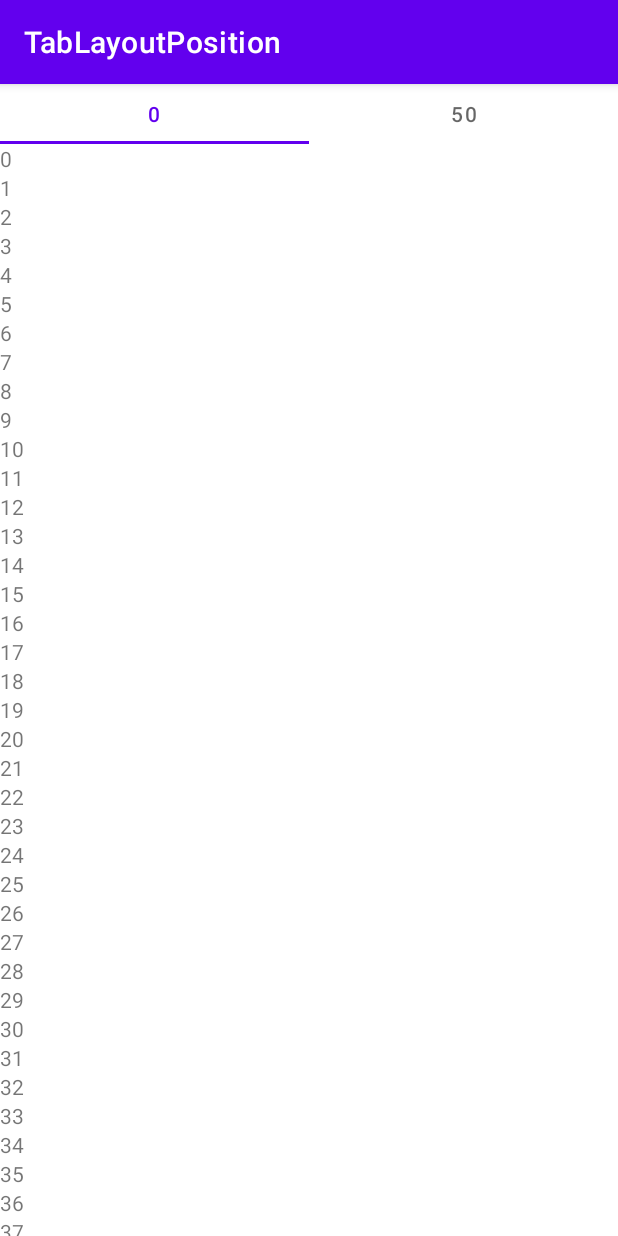
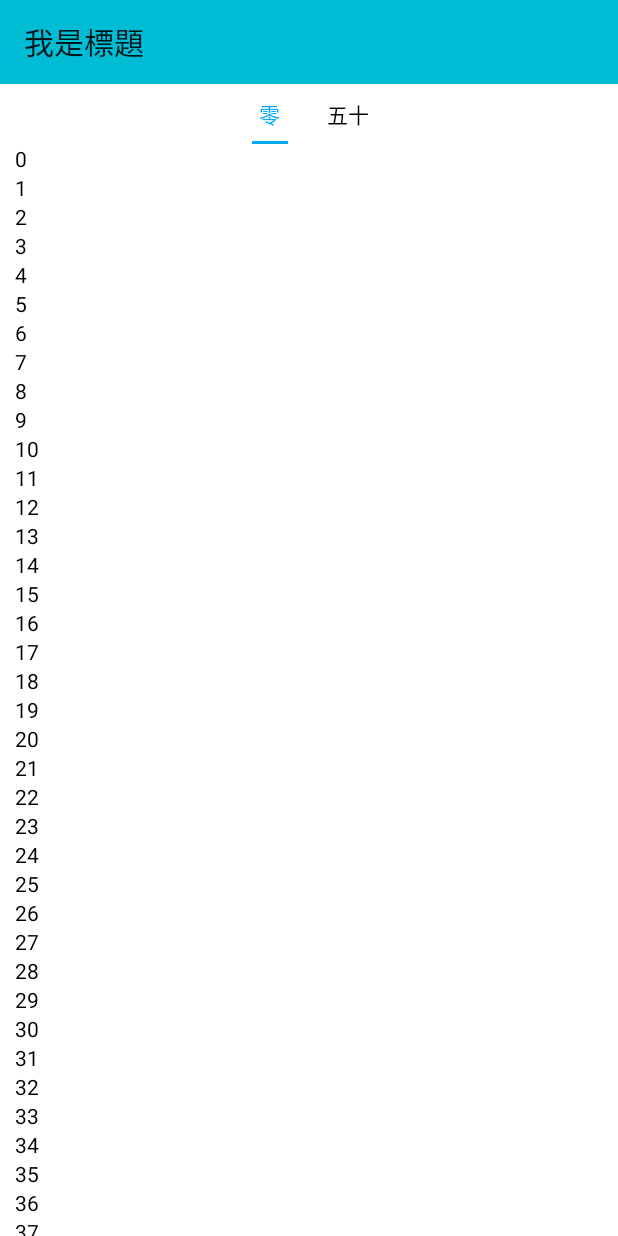
Before and after one commit to pehgy5342/TablayoutPosition, an Android app: the screen it shows after launch (MainActivity), on a phone screen of 412 x 824 dp. Run offline under Robolectric (Android 15) with nearby library versions, the phone set to English and light mode, and no system bars.

Commit message:
TablayoutPosition

```diff
--- a/app/src/main/java/com/example/tablayoutposition/MainActivity.kt
+++ b/app/src/main/java/com/example/tablayoutposition/MainActivity.kt
@@ -3,119 +3,162 @@ package com.example.tablayoutposition
 import androidx.appcompat.app.AppCompatActivity
 import android.os.Bundle
 import android.view.View
+import android.widget.TextView
 import androidx.core.view.ViewCompat
 import androidx.core.view.isGone
 import androidx.core.view.isVisible
 import androidx.core.widget.NestedScrollView
 import androidx.recyclerview.widget.LinearLayoutManager
 import androidx.recyclerview.widget.RecyclerView
-import com.example.tablayoutposition.adapter.LetterAdapter
-import com.example.tablayoutposition.adapter.NumberAdapter
-import com.example.tablayoutposition.dataclass.LETTER
-import com.example.tablayoutposition.dataclass.NUMBER
+import com.example.tablayoutposition.adapter.FiftyAdapter
+import com.example.tablayoutposition.adapter.ZeroAdapter
+import com.example.tablayoutposition.dataclass.FIFTY
+import com.example.tablayoutposition.dataclass.ZERO
 import com.google.android.material.tabs.TabLayout
+import kotlin.math.abs
 
 class MainActivity : AppCompatActivity() {
     override fun onCreate(savedInstanceState: Bundle?) {
         super.onCreate(savedInstanceState)
         setContentView(R.layout.activity_main)
-        val rvNumber = findViewById<RecyclerView>(R.id.rv_number)
-        val rvLetter = findViewById<RecyclerView>(R.id.rv_letter)
+        val rvZero = findViewById<RecyclerView>(R.id.rv_zero)
+        val rvFifty = findViewById<RecyclerView>(R.id.rv_fifty)
         val tabs = findViewById<TabLayout>(R.id.tab)
         val scrollView = findViewById<NestedScrollView>(R.id.scrollView)
-        var isUseScroll = false
+        val layoutOne = findViewById<TextView>(R.id.layout_one)
+        var isUserScroll = false
 
         tabs.addTab(tabs.newTab().apply {
-            text = "0"
+            text = "零"
 
         })
         tabs.addTab(tabs.newTab().apply {
 
-            text = "50"
+            text = "五十"
         })
 
-        val lowList: ArrayList<NUMBER> = arrayListOf()
-        val highList: ArrayList<LETTER> = arrayListOf()
+        val lowList: ArrayList<ZERO> = arrayListOf()
+        val highList: ArrayList<FIFTY> = arrayListOf()
 
-        for (i in 0..50) {
-
-            lowList.add(NUMBER(i.toString()))
+        for (i in 0..49) {
+            lowList.add(ZERO(i.toString()))
         }
 
         for (i in 50..100) {
-            highList.add(LETTER(i.toString()))
+            highList.add(FIFTY(i.toString()))
         }
 
-        val numberAdapter = NumberAdapter(lowList)
-        val letterAdapter = LetterAdapter(highList)
-        ViewCompat.setNestedScrollingEnabled(rvNumber, false)
-        ViewCompat.setNestedScrollingEnabled(rvLetter, false)
+        val numberAdapter = ZeroAdapter(lowList)
+        val letterAdapter = FiftyAdapter(highList)
+        ViewCompat.setNestedScrollingEnabled(rvZero, false)
+        ViewCompat.setNestedScrollingEnabled(rvFifty, false)
 
-        rvNumber.apply {
+        rvZero.apply {
+            setHasFixedSize(false)
             adapter = numberAdapter
             layoutManager = LinearLayoutManager(this@MainActivity)
 
         }
 
-        rvLetter.apply {
+        rvFifty.apply {
+            setHasFixedSize(false)
             adapter = letterAdapter
             layoutManager = LinearLayoutManager(this@MainActivity)
-
         }
 
         tabs.addOnTabSelectedListener(object : TabLayout.OnTabSelectedListener {
+            //tab被選中時
             override fun onTabSelected(tab: TabLayout.Tab?) {
-                isUseScroll = true
+                isUserScroll = true
                 when (tab?.text) {
                     "0" -> {
-
-                            rvNumber.top
-
-                        scrollView.scrollTo(0, rvNumber.top)
+                        val dy = if (rvZero.isVisible) {
+                            rvZero.top
+                        } else {
+                            0
+                        }
+                        scrollView.scrollTo(0, dy - tabs.height + 20)
                     }
-
                     "50" -> {
-                        scrollView.scrollTo(0, rvLetter.top)
+                        scrollView.scrollTo(0, rvFifty.top - tabs.height + 20)
                     }
                 }
                 tabs.setScrollPosition(tab?.position ?: 0, 0f, true)
             }
 
             override fun onTabUnselected(tab: TabLayout.Tab?) {
-
             }
 
             override fun onTabReselected(tab: TabLayout.Tab?) {
-                isUseScroll = true
+                isUserScroll = true
                 when (tab?.text) {
                     "0" -> {
-                        scrollView.scrollTo(0, rvNumber.top)
+                        val dy = if (rvZero.isVisible) {
+                            rvZero.top
+                        } else {
+                            0
+                        }
+                        scrollView.scrollTo(0, dy - tabs.height + 20)
                     }
 
                     "50" -> {
-                        scrollView.scrollTo(0, rvLetter.top)
+                        scrollView.scrollTo(0, rvFifty.top - tabs.height + 20)
                     }
                 }
                 tabs.setScrollPosition(tab?.position ?: 0, 0f, true)
             }
-
-
         })
-//        tabs.alpha = 0f
+        //全透明
+        tabs.alpha = 0f
         scrollView.setOnScrollChangeListener { v, _, scrollY, _, _ ->
             if (scrollY == 0) {
                 tabs.visibility = View.GONE
+                //全透明
                 tabs.alpha = 0f
-
+                return@setOnScrollChangeListener
             } else {
                 if (tabs.isGone) {
                     tabs.visibility = View.VISIBLE
                 }
+                //由透明漸漸顯示
+                tabs.alpha = abs((scrollY.toFloat() + tabs.height) / layoutOne.bottom.toFloat())
+            }
+            if (isUserScroll) {
+                isUserScroll = false
+                return@setOnScrollChangeListener
+            }
+            v.top.let {
+                val calculationScrollY = scrollY.toFloat() + tabs.height
+                //0
+                val zero = when {
+                    rvZero.top != 0 && rvZero.isVisible -> {
+                        rvZero.top
+                    }
+                    else -> 0
+                }
+                //50
+                val fifty = if (rvFifty.isVisible) {
+                    rvFifty.top
+                } else {
+                    0
+                }
+
+                val topList = arrayListOf(zero, fifty).filter { it > 0 }
+                val topSize = topList.size - 1
+                topList.mapIndexed { index, top ->
+                    if (index < topSize) {
+                        if (calculationScrollY > top && calculationScrollY < topList[index + 1]) {
+                            tabs.setScrollPosition(index, 0f, true)
+                            return@setOnScrollChangeListener
+                        }
+                    } else {
+                        if (calculationScrollY > top) {
+                            tabs.setScrollPosition(index, 0f, true)
+                            return@setOnScrollChangeListener
+                        }
+                    }
+                }
             }
         }
-
-
     }
-
-
 }
--- a/app/src/main/java/com/example/tablayoutposition/adapter/NumberAdapter.kt
+++ b/app/src/main/java/com/example/tablayoutposition/adapter/FiftyAdapter.kt
@@ -5,17 +5,17 @@ import android.view.View
 import android.view.ViewGroup
 import android.widget.TextView
 import androidx.recyclerview.widget.RecyclerView
-import com.example.tablayoutposition.dataclass.NUMBER
+import com.example.tablayoutposition.dataclass.FIFTY
 import com.example.tablayoutposition.R
 
-class NumberAdapter(private val list: ArrayList<NUMBER>) : RecyclerView.Adapter<NumberAdapter.NumberViewHolder>() {
+class FiftyAdapter (private val list: ArrayList<FIFTY>) : RecyclerView.Adapter<FiftyAdapter.LetterViewHolder>() {
 
-    override fun onCreateViewHolder(parent: ViewGroup, viewType: Int): NumberViewHolder {
+    override fun onCreateViewHolder(parent: ViewGroup, viewType: Int): LetterViewHolder {
         val view = LayoutInflater.from(parent.context).inflate(R.layout.item_word, parent, false)
-        return NumberViewHolder(view)
+        return LetterViewHolder(view)
     }
 
-    override fun onBindViewHolder(holder: NumberViewHolder, position: Int) {
+    override fun onBindViewHolder(holder: LetterViewHolder, position: Int) {
         holder.bind(list[position])
 
     }
@@ -23,13 +23,13 @@ class NumberAdapter(private val list: ArrayList<NUMBER>) : RecyclerView.Adapter<
     override fun getItemCount(): Int = list.size
 
 
-    inner class NumberViewHolder(itemView: View) : RecyclerView.ViewHolder(itemView) {
+    inner class LetterViewHolder(itemView: View) : RecyclerView.ViewHolder(itemView) {
 
         val word = itemView.findViewById<TextView>(R.id.txt_word)
 
 
-        fun bind(number: NUMBER) {
-            word.text = number.number
+        fun bind(letter: FIFTY) {
+            word.text = letter.fifty
         }
     }
 
--- a/app/src/main/java/com/example/tablayoutposition/adapter/LetterAdapter.kt
+++ b/app/src/main/java/com/example/tablayoutposition/adapter/ZeroAdapter.kt
@@ -5,17 +5,17 @@ import android.view.View
 import android.view.ViewGroup
 import android.widget.TextView
 import androidx.recyclerview.widget.RecyclerView
-import com.example.tablayoutposition.dataclass.LETTER
+import com.example.tablayoutposition.dataclass.ZERO
 import com.example.tablayoutposition.R
 
-class LetterAdapter (private val list: ArrayList<LETTER>) : RecyclerView.Adapter<LetterAdapter.LetterViewHolder>() {
+class ZeroAdapter(private val list: ArrayList<ZERO>) : RecyclerView.Adapter<ZeroAdapter.NumberViewHolder>() {
 
-    override fun onCreateViewHolder(parent: ViewGroup, viewType: Int): LetterViewHolder {
+    override fun onCreateViewHolder(parent: ViewGroup, viewType: Int): NumberViewHolder {
         val view = LayoutInflater.from(parent.context).inflate(R.layout.item_word, parent, false)
-        return LetterViewHolder(view)
+        return NumberViewHolder(view)
     }
 
-    override fun onBindViewHolder(holder: LetterViewHolder, position: Int) {
+    override fun onBindViewHolder(holder: NumberViewHolder, position: Int) {
         holder.bind(list[position])
 
     }
@@ -23,13 +23,13 @@ class LetterAdapter (private val list: ArrayList<LETTER>) : RecyclerView.Adapter
     override fun getItemCount(): Int = list.size
 
 
-    inner class LetterViewHolder(itemView: View) : RecyclerView.ViewHolder(itemView) {
+    inner class NumberViewHolder(itemView: View) : RecyclerView.ViewHolder(itemView) {
 
         val word = itemView.findViewById<TextView>(R.id.txt_word)
 
 
-        fun bind(letter: LETTER) {
-            word.text = letter.letter
+        fun bind(number: ZERO) {
+            word.text = number.zero
         }
     }
 
--- a/app/src/main/java/com/example/tablayoutposition/dataclass/LETTER.kt
+++ b/app/src/main/java/com/example/tablayoutposition/dataclass/FIFTY.kt
@@ -1,3 +1,3 @@
 package com.example.tablayoutposition.dataclass
 
-data class LETTER(val letter:String)
+data class FIFTY(val fifty:String)
--- a/app/src/main/java/com/example/tablayoutposition/dataclass/NUMBER.kt
+++ b/app/src/main/java/com/example/tablayoutposition/dataclass/ZERO.kt
@@ -1,3 +1,3 @@
 package com.example.tablayoutposition.dataclass
 
-data class NUMBER(val number:String)
+data class ZERO(val zero:String)
--- a/app/src/main/res/layout/activity_main.xml
+++ b/app/src/main/res/layout/activity_main.xml
@@ -4,26 +4,36 @@
     xmlns:tools="http://schemas.android.com/tools"
     android:layout_width="match_parent"
     android:layout_height="match_parent"
+    android:background="@color/white"
     android:orientation="vertical"
     tools:context=".MainActivity">
+
+    <androidx.appcompat.widget.Toolbar
+        android:id="@+id/title"
+        android:layout_width="match_parent"
+        android:layout_height="wrap_content"
+        android:background="#00BCD4"
+        app:title="我是標題" />
 
     <com.google.android.material.tabs.TabLayout
         android:id="@+id/tab"
         android:layout_width="match_parent"
-        android:layout_height="40dp">
+        android:layout_height="40dp"
 
-    </com.google.android.material.tabs.TabLayout>
-
-    <!--    <androidx.recyclerview.widget.RecyclerView-->
-    <!--        android:id="@+id/recyclerView"-->
-    <!--        android:layout_width="match_parent"-->
-    <!--        android:layout_height="wrap_content">-->
-    <!--    </androidx.recyclerview.widget.RecyclerView>-->
+        android:visibility="gone"
+        app:tabGravity="center"
+        app:tabIndicatorColor="#03A9F4"
+        app:tabIndicatorFullWidth="false"
+        app:tabIndicatorHeight="2dp"
+        app:tabSelectedTextColor="#03A9F4"
+        app:tabTextColor="@color/black"
+        tools:visibility="visible" />
 
     <androidx.core.widget.NestedScrollView
         android:id="@+id/scrollView"
         android:layout_width="match_parent"
-        android:layout_height="match_parent">
+        android:layout_height="match_parent"
+        android:layout_marginLeft="10dp">
 
         <LinearLayout
             android:layout_width="match_parent"
@@ -31,28 +41,25 @@
             android:orientation="vertical">
 
             <TextView
+                android:id="@+id/layout_one"
                 android:layout_width="match_parent"
                 android:layout_height="wrap_content"
-                android:text="我是測試 \n我是測試 \n我是測試 \n我是測試 \n我是測試 \n我是測試 \n我是測試 \n我是測試 " />
-
+                android:layout_marginTop="10dp"
+                android:text="我是第一區塊 \n我是第一區塊 \n我是第一區塊 \n我是第一區塊 \n我是第一區塊 \n我是第一區塊 \n我是第一區塊 \n我是第一區塊 \n我是第一區塊 \n我是第一區塊 \n我是第一區塊 "
+                android:textColor="@color/black" />
 
             <androidx.recyclerview.widget.RecyclerView
-                android:id="@+id/rv_number"
+                android:id="@+id/rv_zero"
                 android:layout_width="match_parent"
                 android:layout_height="match_parent"
-                android:layout_weight="1"></androidx.recyclerview.widget.RecyclerView>
+                android:layout_weight="1" />
 
             <androidx.recyclerview.widget.RecyclerView
-                android:id="@+id/rv_letter"
+                android:id="@+id/rv_fifty"
                 android:layout_width="match_parent"
                 android:layout_height="match_parent"
-                android:layout_weight="1"></androidx.recyclerview.widget.RecyclerView>
-
-            <!--    <androidx.recyclerview.widget.RecyclerView-->
-            <!--        android:id="@+id/rv_chinese"-->
-            <!--        android:layout_width="match_parent"-->
-            <!--        android:layout_height="wrap_content">-->
-            <!--    </androidx.recyclerview.widget.RecyclerView>-->
+                android:layout_marginTop="10dp"
+                android:layout_weight="1" />
 
         </LinearLayout>
     </androidx.core.widget.NestedScrollView>
--- a/app/src/main/res/layout/item_word.xml
+++ b/app/src/main/res/layout/item_word.xml
@@ -5,6 +5,7 @@
 
     <TextView
         android:id="@+id/txt_word"
+        android:textColor="@color/black"
         android:layout_width="match_parent"
         android:layout_height="wrap_content"/>
 
--- a/app/src/main/res/values-night/themes.xml
+++ b/app/src/main/res/values-night/themes.xml
@@ -1,9 +1,9 @@
 <resources xmlns:tools="http://schemas.android.com/tools">
     <!-- Base application theme. -->
-    <style name="Theme.TabLayoutPosition" parent="Theme.MaterialComponents.DayNight.DarkActionBar">
+    <style name="Theme.TabLayoutPosition" parent="Theme.MaterialComponents.DayNight.NoActionBar.Bridge">
         <!-- Primary brand color. -->
         <item name="colorPrimary">@color/purple_200</item>
-        <item name="colorPrimaryVariant">@color/purple_700</item>
+        <item name="colorPrimaryVariant">#00BCD4</item>
         <item name="colorOnPrimary">@color/black</item>
         <!-- Secondary brand color. -->
         <item name="colorSecondary">@color/teal_200</item>
--- a/app/src/main/res/values/themes.xml
+++ b/app/src/main/res/values/themes.xml
@@ -1,6 +1,6 @@
 <resources xmlns:tools="http://schemas.android.com/tools">
     <!-- Base application theme. -->
-    <style name="Theme.TabLayoutPosition" parent="Theme.MaterialComponents.DayNight.DarkActionBar">
+    <style name="Theme.TabLayoutPosition" parent="Theme.MaterialComponents.DayNight.NoActionBar.Bridge">
         <!-- Primary brand color. -->
         <item name="colorPrimary">@color/purple_500</item>
         <item name="colorPrimaryVariant">@color/purple_700</item>
@@ -8,7 +8,7 @@
         <!-- Secondary brand color. -->
         <item name="colorSecondary">@color/teal_200</item>
         <item name="colorSecondaryVariant">@color/teal_700</item>
-        <item name="colorOnSecondary">@color/black</item>
+        <item name="colorOnSecondary">#000000</item>
         <!-- Status bar color. -->
         <item name="android:statusBarColor" tools:targetApi="l">?attr/colorPrimaryVariant</item>
         <!-- Customize your theme here. -->
```
Also changed, not shown: app/src/main/java/com/example/tablayoutposition/adapter/WordAdapter.kt (deleted, +0 -77 lines).
